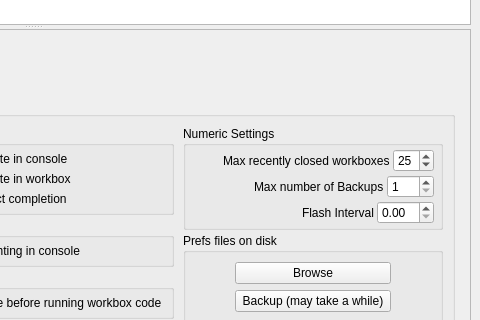
Above: preditor/gui/ui/loggerwindow.ui from macevhicz/PrEditor before the change; both pictures show x 415 to 895 and y 309 to 629 of the 895 by 837 pixel window. Below: the same form after it.
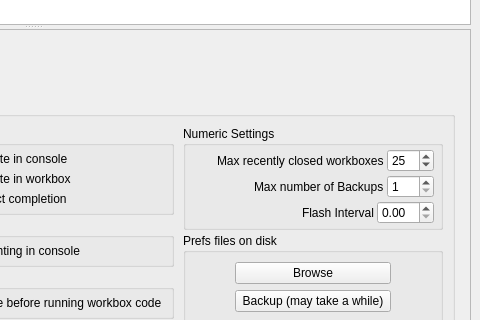
That is the form after the change. Custom widgets are drawn as their Qt base class.

Commit message: Add Open Most Recent Workbox action / shortcut

Patch:
```diff
--- a/preditor/gui/ui/loggerwindow.ui
+++ b/preditor/gui/ui/loggerwindow.ui
@@ -775,7 +775,7 @@
                                   <number>1</number>
                                  </property>
                                  <property name="maximum">
-                                  <number>99</number>
+                                  <number>999</number>
                                  </property>
                                  <property name="value">
                                   <number>25</number>
```
Left out of the diff: 18 changed lines with no effect on the pictures. The commit also changes 2 other files.
